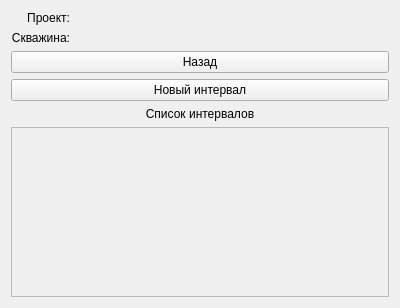
The window that resources/ui/WellForm.ui (StellarCampfire/GeoPhoto) describes before a commit, drawn with Qt 5.
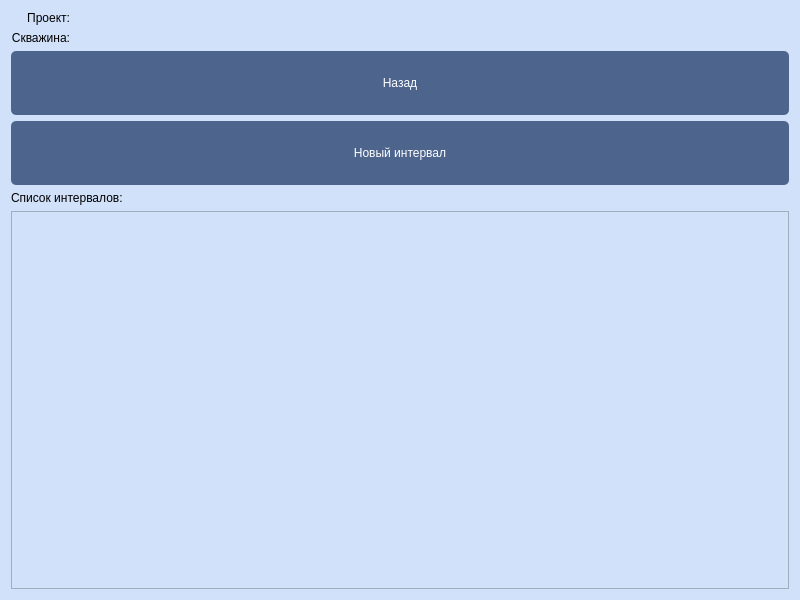
The same window after the commit.

What changed in the file:
```diff
--- a/resources/ui/WellForm.ui
+++ b/resources/ui/WellForm.ui
@@ -6,13 +6,42 @@
    <rect>
     <x>0</x>
     <y>0</y>
-    <width>400</width>
-    <height>308</height>
+    <width>800</width>
+    <height>600</height>
    </rect>
   </property>
   <property name="windowTitle">
    <string>Form</string>
   </property>
+  <property name="styleSheet">
+   <string notr="true">QLabel {
+	text-align: center;
+	font: 57 16pt &quot;Sono Medium&quot;;
+}
+
+QWidget {
+    background-color: rgb(208, 225, 249);
+}
+
+QPushButton {
+    background-color: rgb(77, 100, 141);
+
+    color: white;
+    border-radius: 5px;
+	padding: 25;
+	font: 57 18pt &quot;Sono Medium&quot;;
+}
+
+QPushButton:focus {
+    background-color: rgb(40, 54, 85);
+
+    color: white;
+    border-radius: 5px;
+	padding: 25;
+	font: 57 18pt &quot;Sono Medium&quot;;
+}
+</string>
+  </property>
   <layout class="QVBoxLayout" name="verticalLayout">
    <item>
     <layout class="QHBoxLayout" name="horizontalLayout_2">
@@ -90,10 +119,10 @@
    <item>
     <widget class="QLabel" name="label">
      <property name="text">
-      <string>Список интервалов</string>
+      <string>Список интервалов:</string>
      </property>
      <property name="alignment">
-      <set>Qt::AlignCenter</set>
+      <set>Qt::AlignLeading|Qt::AlignLeft|Qt::AlignVCenter</set>
      </property>
     </widget>
    </item>
@@ -107,8 +136,8 @@
        <rect>
         <x>0</x>
         <y>0</y>
-        <width>374</width>
-        <height>132</height>
+        <width>774</width>
+        <height>311</height>
        </rect>
       </property>
       <layout class="QVBoxLayout" name="verticalLayout_2">
```
